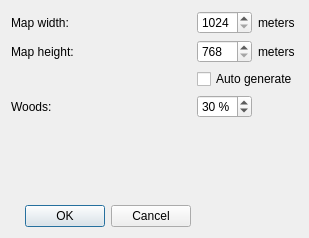
Before: the Qt Designer form GeneratorDialog.ui in D-Pointer/imperium-editor, drawn with Qt 5.
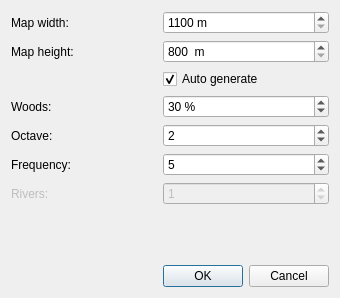
After: the same form once the commit is applied.

```diff
--- a/GeneratorDialog.ui
+++ b/GeneratorDialog.ui
@@ -6,8 +6,8 @@
    <rect>
     <x>0</x>
     <y>0</y>
-    <width>309</width>
-    <height>238</height>
+    <width>340</width>
+    <height>298</height>
    </rect>
   </property>
   <property name="windowTitle">
@@ -32,21 +32,20 @@
        <verstretch>0</verstretch>
       </sizepolicy>
      </property>
+     <property name="suffix">
+      <string> m</string>
+     </property>
      <property name="minimum">
-      <number>1024</number>
+      <number>1100</number>
      </property>
      <property name="maximum">
       <number>5000</number>
      </property>
-     <property name="value">
-      <number>1024</number>
+     <property name="singleStep">
+      <number>100</number>
      </property>
-    </widget>
-   </item>
-   <item row="0" column="2">
-    <widget class="QLabel" name="label_4">
-     <property name="text">
-      <string>meters</string>
+     <property name="value">
+      <number>1100</number>
      </property>
     </widget>
    </item>
@@ -59,31 +58,27 @@
    </item>
    <item row="1" column="1">
     <widget class="QSpinBox" name="m_height">
+     <property name="suffix">
+      <string>  m</string>
+     </property>
      <property name="minimum">
-      <number>768</number>
+      <number>800</number>
      </property>
      <property name="maximum">
       <number>3000</number>
      </property>
      <property name="value">
-      <number>768</number>
+      <number>800</number>
      </property>
     </widget>
    </item>
-   <item row="1" column="2">
-    <widget class="QLabel" name="label_5">
-     <property name="text">
-      <string>meters</string>
-     </property>
-    </widget>
-   </item>
-   <item row="2" column="1" colspan="2">
+   <item row="2" column="1">
     <widget class="QCheckBox" name="m_autoGenerate">
      <property name="text">
       <string>Auto generate</string>
      </property>
      <property name="checked">
-      <bool>false</bool>
+      <bool>true</bool>
      </property>
     </widget>
    </item>
@@ -113,7 +108,70 @@
      </property>
     </widget>
    </item>
+   <item row="4" column="0">
+    <widget class="QLabel" name="label_4">
+     <property name="text">
+      <string>Octave:</string>
+     </property>
+    </widget>
+   </item>
    <item row="4" column="1">
+    <widget class="QSpinBox" name="m_octave">
+     <property name="minimum">
+      <number>1</number>
+     </property>
+     <property name="maximum">
+      <number>16</number>
+     </property>
+     <property name="value">
+      <number>2</number>
+     </property>
+    </widget>
+   </item>
+   <item row="5" column="0">
+    <widget class="QLabel" name="label_5">
+     <property name="text">
+      <string>Frequency:</string>
+     </property>
+    </widget>
+   </item>
+   <item row="5" column="1">
+    <widget class="QSpinBox" name="m_frequency">
+     <property name="minimum">
+      <number>1</number>
+     </property>
+     <property name="maximum">
+      <number>8</number>
+     </property>
+     <property name="value">
+      <number>5</number>
+     </property>
+    </widget>
+   </item>
+   <item row="6" column="0">
+    <widget class="QLabel" name="label_6">
+     <property name="enabled">
+      <bool>false</bool>
+     </property>
+     <property name="text">
+      <string>Rivers:</string>
+     </property>
+    </widget>
+   </item>
+   <item row="6" column="1">
+    <widget class="QSpinBox" name="m_rivers">
+     <property name="enabled">
+      <bool>false</bool>
+     </property>
+     <property name="maximum">
+      <number>10</number>
+     </property>
+     <property name="value">
+      <number>1</number>
+     </property>
+    </widget>
+   </item>
+   <item row="7" column="1">
     <spacer name="verticalSpacer">
      <property name="orientation">
       <enum>Qt::Vertical</enum>
@@ -126,7 +184,20 @@
      </property>
     </spacer>
    </item>
-   <item row="5" column="0">
+   <item row="8" column="0">
+    <spacer name="horizontalSpacer">
+     <property name="orientation">
+      <enum>Qt::Horizontal</enum>
+     </property>
+     <property name="sizeHint" stdset="0">
+      <size>
+       <width>141</width>
+       <height>20</height>
+      </size>
+     </property>
+    </spacer>
+   </item>
+   <item row="8" column="1">
     <widget class="QDialogButtonBox" name="buttonBox">
      <property name="orientation">
       <enum>Qt::Horizontal</enum>
```
Left out of the diff: 3 changed lines with no effect on the pictures.
